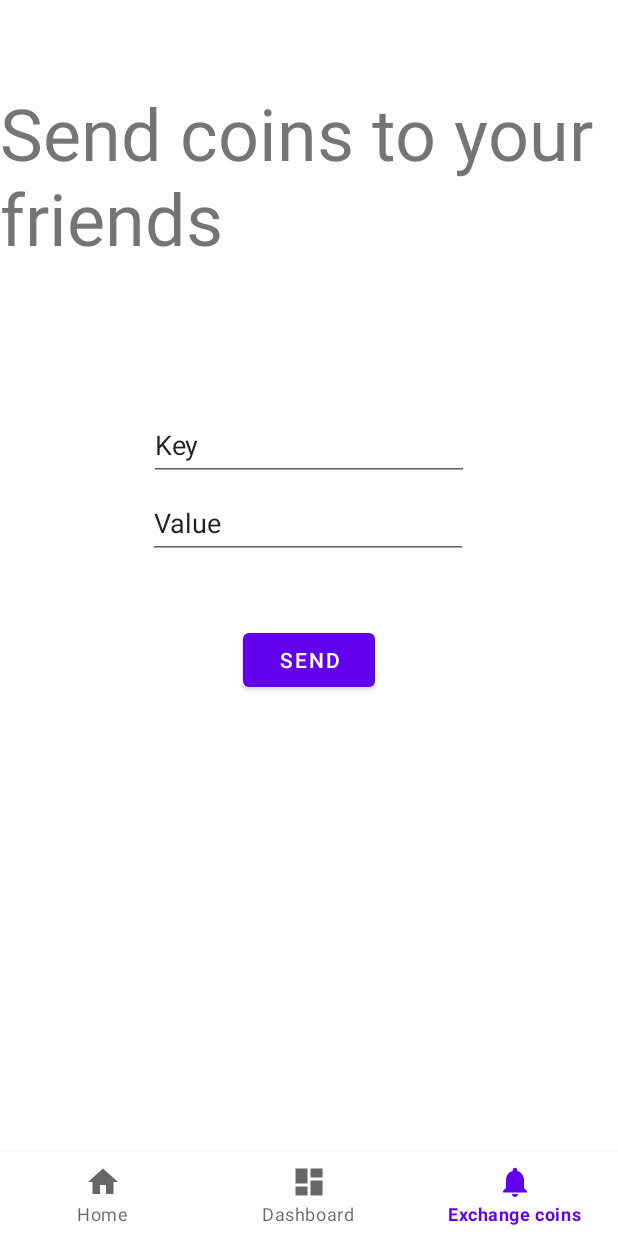
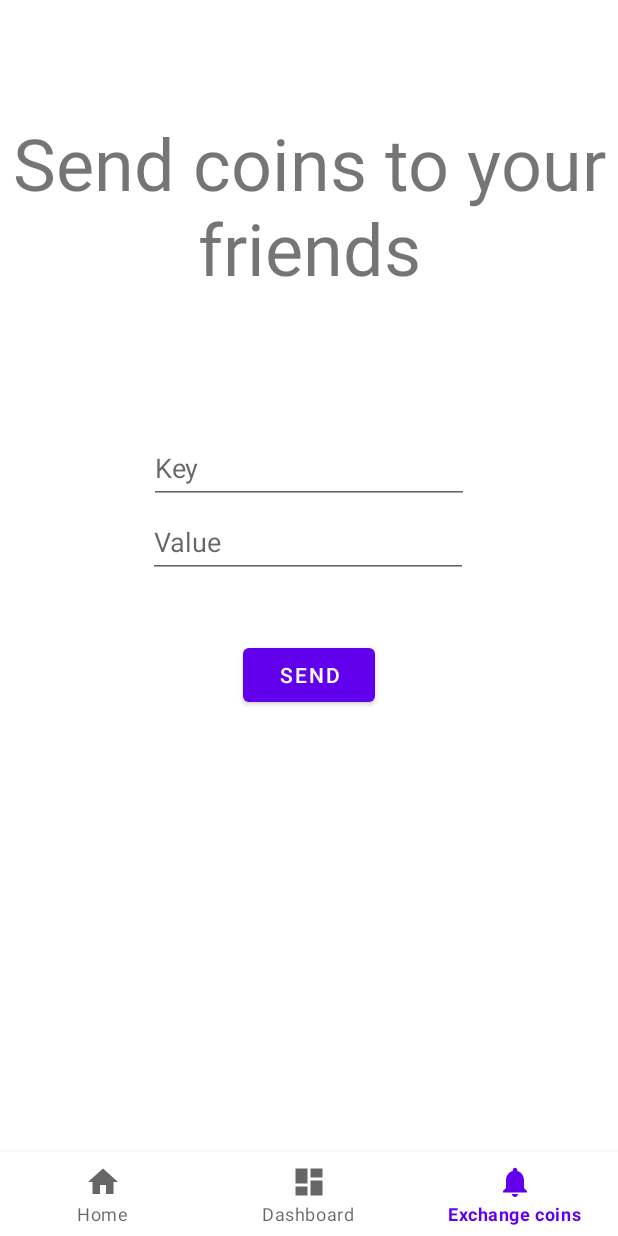
Before and after one commit to mcbutt007/android-app-with-blockchain-integration, an Android app: the NotificationsFragment screen opened through its navigation route, on a phone screen of 412 x 824 dp. Run offline under Robolectric (Android 15) with nearby library versions, the phone set to English and light mode, and no system bars; our stand-ins replace navigation-ui; libraries missing offline, so code that uses them is left out: org.bouncycastle.crypto, org.bouncycastle.jce; 1 statement that could not run was skipped.

Commit message:
update UI

```diff
--- a/app/src/main/res/layout/fragment_home.xml
+++ b/app/src/main/res/layout/fragment_home.xml
@@ -79,7 +79,7 @@
                 android:layout_height="wrap_content"
                 android:layout_gravity="bottom"
                 android:layout_marginBottom="10dp"
-                android:text="TextView"
+                android:text="my-key-my-key-my-key-my-key-my-key-my-key-my-key-my-key"
                 android:textSize="10sp" />
 
             <Button
--- a/app/src/main/res/layout/fragment_notifications.xml
+++ b/app/src/main/res/layout/fragment_notifications.xml
@@ -26,6 +26,8 @@
         android:id="@+id/textView2"
         android:layout_width="wrap_content"
         android:layout_height="wrap_content"
+        android:layout_margin="20dp"
+        android:gravity="center"
         android:text="Send coins to your friends"
         android:textSize="48sp"
         app:layout_constraintEnd_toEndOf="parent"
@@ -38,9 +40,9 @@
         android:layout_height="wrap_content"
         android:layout_weight="1"
         android:ems="10"
+        android:hint="Key"
         android:inputType="text"
         android:minHeight="48dp"
-        android:text="Key"
         app:layout_constraintBottom_toTopOf="@+id/send_btn"
         app:layout_constraintEnd_toEndOf="parent"
         app:layout_constraintStart_toStartOf="parent"
@@ -52,9 +54,9 @@
         android:layout_height="wrap_content"
         android:layout_weight="1"
         android:ems="10"
+        android:hint="Value"
         android:inputType="text"
         android:minHeight="48dp"
-        android:text="Value"
         app:layout_constraintBottom_toTopOf="@+id/send_btn"
         app:layout_constraintEnd_toEndOf="parent"
         app:layout_constraintHorizontal_bias="0.497"
```
